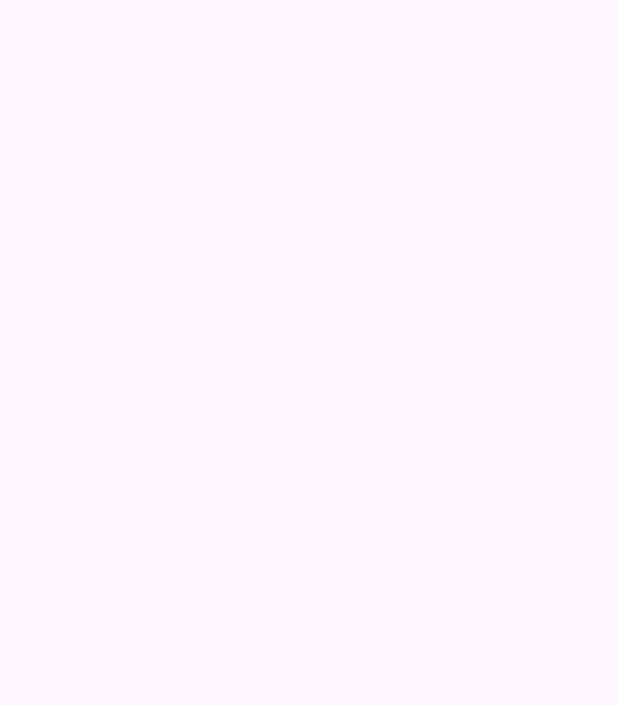
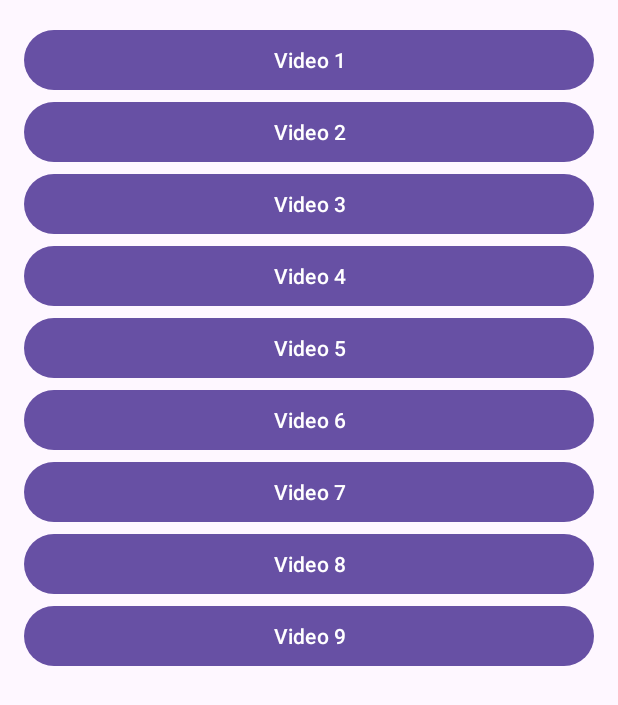
Before and after one commit to laraC003/Kotlin-Uygulama, an Android app: the BacakEgzersizFragment screen opened through its navigation route, on a phone screen of 412 x 824 dp. Before the commit the part shown is empty. Shown: the top 705 px of the screen. Run offline under Robolectric (Android 15) with nearby library versions, the phone set to English and light mode, and no system bars.

Commit message:
Bacak egzersiz videoları eklendi.

```diff
--- a/app/src/main/java/com/laracihan/fizyocep/vucutBolgeleri/BacakEgzersizFragment.kt
+++ b/app/src/main/java/com/laracihan/fizyocep/vucutBolgeleri/BacakEgzersizFragment.kt
@@ -1,27 +1,83 @@
 package com.laracihan.fizyocep.vucutBolgeleri
 
+import com.laracihan.fizyocep.R
+import android.net.Uri
 import android.os.Bundle
+import android.widget.MediaController
+import android.widget.VideoView
 import androidx.fragment.app.Fragment
 import android.view.LayoutInflater
 import android.view.View
 import android.view.ViewGroup
-import com.laracihan.fizyocep.R
-
+import android.widget.Button
+import android.widget.ImageButton
+import android.widget.ScrollView
 
 class BacakEgzersizFragment : Fragment() {
 
-    override fun onCreate(savedInstanceState: Bundle?) {
-        super.onCreate(savedInstanceState)
-
-    }
+    private lateinit var videoView: VideoView
+    private lateinit var exitButton: ImageButton
+    private lateinit var mediaController: MediaController
+    private lateinit var scrollView: ScrollView
 
     override fun onCreateView(
         inflater: LayoutInflater, container: ViewGroup?,
         savedInstanceState: Bundle?
     ): View? {
-        // Inflate the layout for this fragment
         return inflater.inflate(R.layout.fragment_bacak_egzersiz, container, false)
     }
 
+    override fun onViewCreated(view: View, savedInstanceState: Bundle?) {
+        super.onViewCreated(view, savedInstanceState)
 
+        videoView = view.findViewById(R.id.videoView)
+        exitButton = view.findViewById(R.id.btnExitFullscreen)
+        scrollView = view.findViewById(R.id.scrollView)
+
+        mediaController = MediaController(requireContext())
+        mediaController.setAnchorView(videoView)
+        videoView.setMediaController(mediaController)
+
+        val buttonsWithVideos = listOf(
+            R.id.btnVideo1 to R.raw.bacak_egzersizi,
+            R.id.btnVideo2 to R.raw.bacak_egzersizi2,
+            R.id.btnVideo3 to R.raw.bacak_egzersizi3,
+            R.id.btnVideo4 to R.raw.bacak_egzersizi4,
+            R.id.btnVideo5 to R.raw.bacak_egzersizi5,
+            R.id.btnVideo6 to R.raw.bacak_egzersizi6,
+            R.id.btnVideo7 to R.raw.bacak_egzersizi7,
+            R.id.btnVideo8 to R.raw.bacak_egzersizi8,
+            R.id.btnVideo9 to R.raw.bacak_egzersizi9
+        )
+
+        for ((buttonId, videoRes) in buttonsWithVideos) {
+            view.findViewById<Button>(buttonId).setOnClickListener {
+                enterFullscreen()
+                playVideo(videoRes)
+            }
+        }
+
+        exitButton.setOnClickListener {
+            exitFullscreen()
+        }
+    }
+
+    private fun playVideo(resId: Int) {
+        val videoUri = Uri.parse("android.resource://${requireContext().packageName}/$resId")
+        videoView.setVideoURI(videoUri)
+        videoView.start()
+    }
+
+    private fun enterFullscreen() {
+        videoView.visibility = View.VISIBLE
+        exitButton.visibility = View.VISIBLE
+        scrollView.visibility = View.GONE
+    }
+
+    private fun exitFullscreen() {
+        videoView.stopPlayback()
+        videoView.visibility = View.GONE
+        exitButton.visibility = View.GONE
+        scrollView.visibility = View.VISIBLE
+    }
 }
--- a/app/src/main/res/layout/fragment_bacak_egzersiz.xml
+++ b/app/src/main/res/layout/fragment_bacak_egzersiz.xml
@@ -1,11 +1,95 @@
-<?xml version="1.0" encoding="utf-8"?>
-<androidx.constraintlayout.widget.ConstraintLayout
-    xmlns:android="http://schemas.android.com/apk/res/android"
-    xmlns:tools="http://schemas.android.com/tools"
+<FrameLayout xmlns:android="http://schemas.android.com/apk/res/android"
+    android:id="@+id/bacakEgzersizFragment"
     android:layout_width="match_parent"
-    android:layout_height="match_parent"
-    tools:context=".vucutBolgeleri.bacakEgzersizFragment">
+    android:layout_height="match_parent">
 
+    <!-- Tam ekran VideoView -->
+    <VideoView
+        android:id="@+id/videoView"
+        android:layout_width="match_parent"
+        android:layout_height="match_parent"
+        android:visibility="gone" />
 
+    <!-- Tam ekran modundan çıkma butonu -->
+    <ImageButton
+        android:id="@+id/btnExitFullscreen"
+        android:layout_width="48dp"
+        android:layout_height="48dp"
+        android:layout_gravity="top|start"
+        android:layout_margin="16dp"
+        android:background="?attr/selectableItemBackgroundBorderless"
+        android:src="@android:drawable/ic_menu_close_clear_cancel"
+        android:contentDescription="Tam ekrandan çık"
+        android:visibility="gone" />
 
-</androidx.constraintlayout.widget.ConstraintLayout>
+    <!-- Normal içerik -->
+    <ScrollView
+        android:id="@+id/scrollView"
+        android:layout_width="match_parent"
+        android:layout_height="match_parent">
+
+        <LinearLayout
+            android:orientation="vertical"
+            android:gravity="center_horizontal"
+            android:layout_width="match_parent"
+            android:layout_height="wrap_content"
+            android:padding="16dp">
+
+            <!-- 9 adet video butonu -->
+            <Button
+                android:id="@+id/btnVideo1"
+                android:layout_width="match_parent"
+                android:layout_height="wrap_content"
+                android:text="Video 1" />
+
+            <Button
+                android:id="@+id/btnVideo2"
+                android:layout_width="match_parent"
+                android:layout_height="wrap_content"
+                android:text="Video 2" />
+
+            <Button
+                android:id="@+id/btnVideo3"
+                android:layout_width="match_parent"
+                android:layout_height="wrap_content"
+                android:text="Video 3" />
+
+            <Button
+                android:id="@+id/btnVideo4"
+                android:layout_width="match_parent"
+                android:layout_height="wrap_content"
+                android:text="Video 4" />
+
+            <Button
+                android:id="@+id/btnVideo5"
+                android:layout_width="match_parent"
+                android:layout_height="wrap_content"
+                android:text="Video 5" />
+
+            <Button
+                android:id="@+id/btnVideo6"
+                android:layout_width="match_parent"
+                android:layout_height="wrap_content"
+                android:text="Video 6" />
+
+            <Button
+                android:id="@+id/btnVideo7"
+                android:layout_width="match_parent"
+                android:layout_height="wrap_content"
+                android:text="Video 7" />
+
+            <Button
+                android:id="@+id/btnVideo8"
+                android:layout_width="match_parent"
+                android:layout_height="wrap_content"
+                android:text="Video 8" />
+
+            <Button
+                android:id="@+id/btnVideo9"
+                android:layout_width="match_parent"
+                android:layout_height="wrap_content"
+                android:text="Video 9" />
+
+        </LinearLayout>
+    </ScrollView>
+</FrameLayout>
```
Also changed, not shown: 9 other files.
